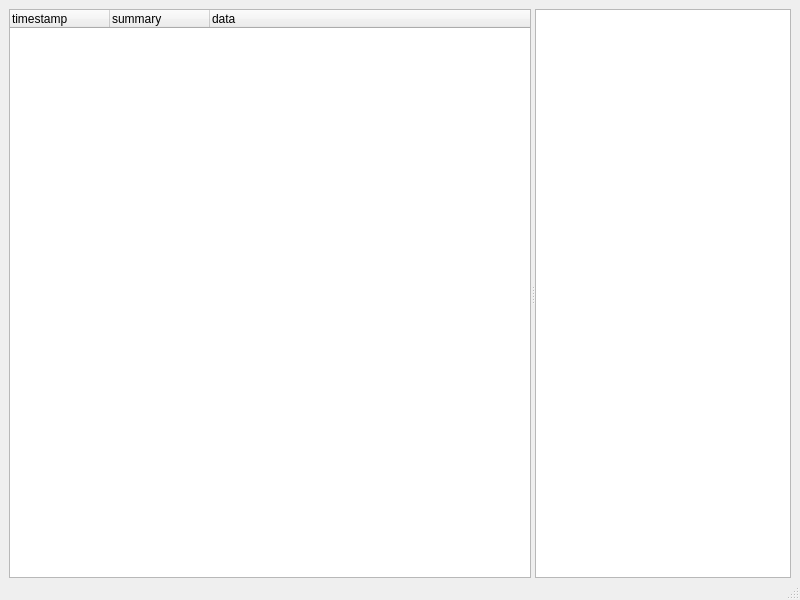
Qt form viewsb/frontends/qt.ui (greatscottgadgets/ViewSB) before a commit.
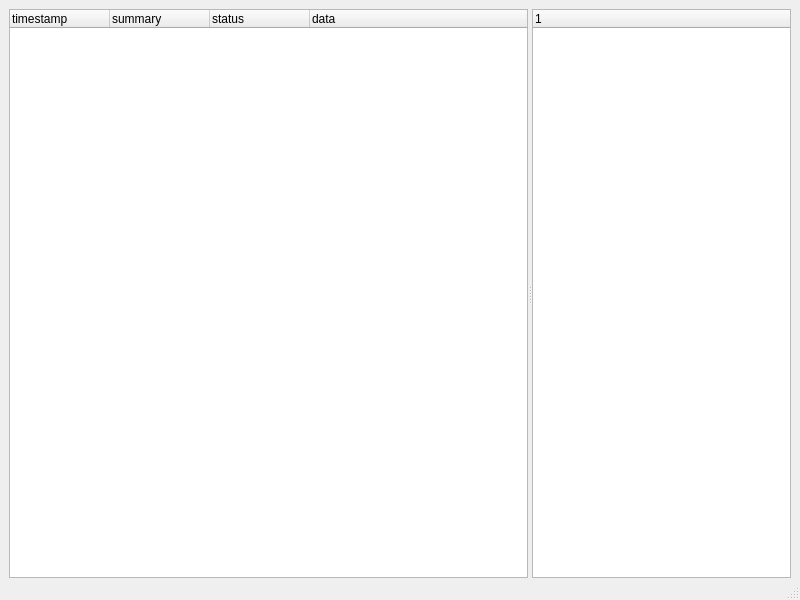
The same form after that commit.

Commit message: wip: frontend: add detail view for packets

The edit to the form file:
```diff
--- a/viewsb/frontends/qt.ui
+++ b/viewsb/frontends/qt.ui
@@ -53,7 +53,7 @@
          <widget class="QTreeWidget" name="usb_tree_widget">
           <property name="sizePolicy">
            <sizepolicy hsizetype="Expanding" vsizetype="Expanding">
-            <horstretch>3</horstretch>
+            <horstretch>2</horstretch>
             <verstretch>0</verstretch>
            </sizepolicy>
           </property>
@@ -64,7 +64,7 @@
            <bool>false</bool>
           </property>
           <property name="columnCount">
-           <number>3</number>
+           <number>4</number>
           </property>
           <column>
            <property name="text">
@@ -76,13 +76,25 @@
             <string>summary</string>
            </property>
           </column>
+          <column>
+           <property name="text">
+            <string>status</string>
+           </property>
+          </column>
           <column>
            <property name="text">
             <string>data</string>
            </property>
           </column>
          </widget>
-         <widget class="QListWidget" name="usb_details_table_widget"/>
+         <widget class="QTreeWidget" name="usb_details_tree_widget">
+          <property name="sizePolicy">
+           <sizepolicy hsizetype="Expanding" vsizetype="Expanding">
+            <horstretch>1</horstretch>
+            <verstretch>0</verstretch>
+           </sizepolicy>
+          </property>
+         </widget>
         </widget>
        </item>
       </layout>
```
The commit also changes 1 other file.
